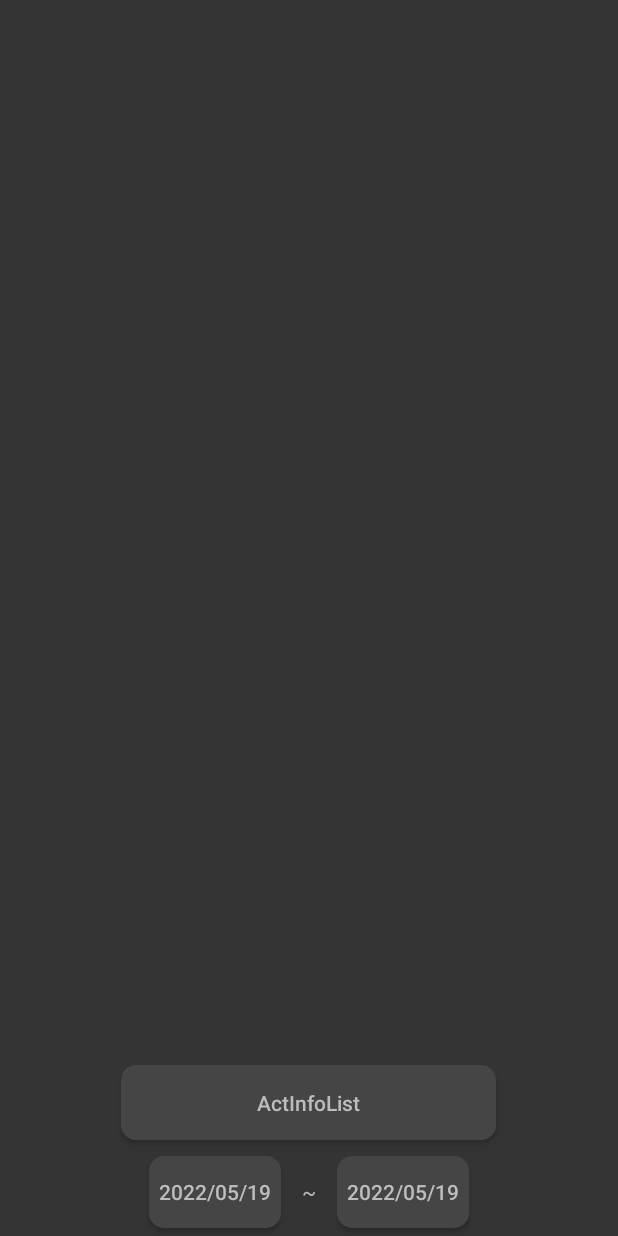
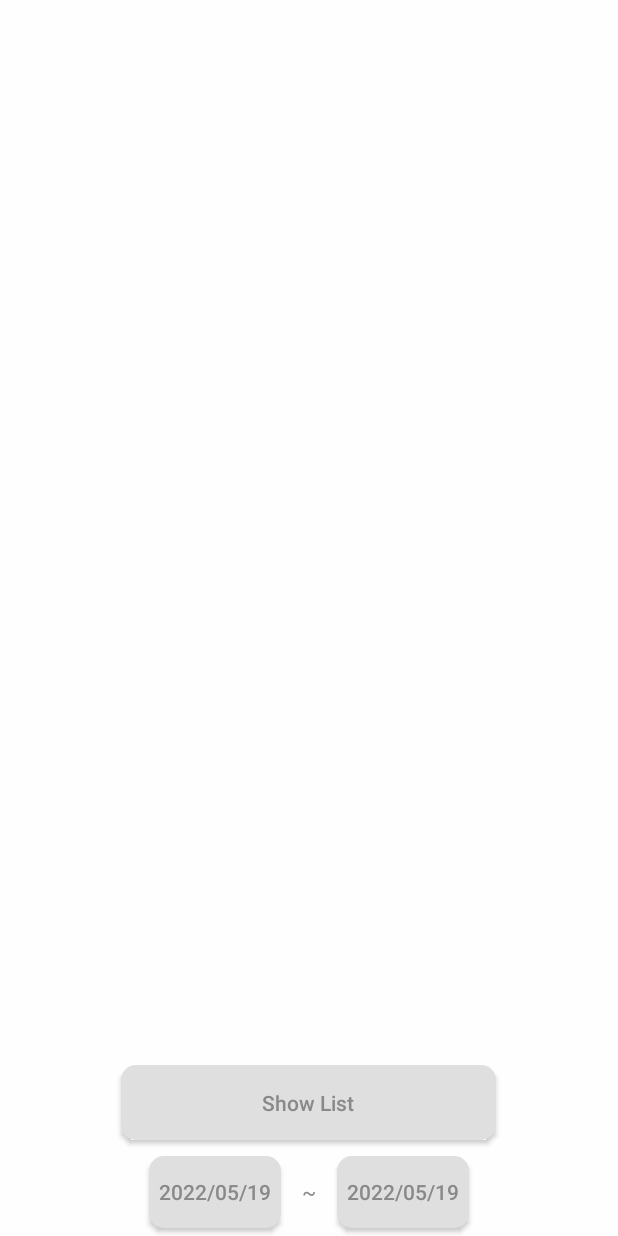
Before and after one commit to CodingHarang/RoutinePartner, an Android app: the screen it shows after launch (ActInfoListActivity), after a tap on "List", on a phone screen of 412 x 824 dp. Run offline under Robolectric (Android 15) with nearby library versions, the phone set to English and light mode, and no system bars; our stand-ins replace Room's generated code; libraries missing offline, so code that uses them is left out: com.github.mikephil.charting; 32 statements that could not run were skipped.

Commit message:
[YJS] Add Design Functions
- 설정(SavedSettings.java)의 데이터(Category, Color 등)를 UI에 적용되도록 하는 기능 추가

```diff
--- a/app/src/main/java/com/astudio/routinepartner/ActInfoListActivity.java
+++ b/app/src/main/java/com/astudio/routinepartner/ActInfoListActivity.java
@@ -101,6 +101,9 @@ public class ActInfoListActivity extends AppCompatActivity {
                 for(int i = 0; i < ActInfoList.size(); i++) {
                     MAdapter.addItem(ActInfoItemList.get(i));
                 }
+//                for(int i = 0; i < ActInfoList.size(); i++) {
+//                    MRecyclerView.getLayoutManager().findViewByPosition(i).setBackgroundResource(R.drawable.round_square1);
+//                }
                 MAdapter.notifyDataSetChanged();
             }
         });
--- a/app/src/main/java/com/astudio/routinepartner/MainActivity.java
+++ b/app/src/main/java/com/astudio/routinepartner/MainActivity.java
@@ -1,11 +1,13 @@
 package com.astudio.routinepartner;
 
 import android.animation.Animator;
+import android.annotation.SuppressLint;
 import android.app.AlertDialog;
 import android.content.Context;
 import android.content.DialogInterface;
 import android.content.Intent;
 import android.graphics.Color;
+import android.graphics.drawable.GradientDrawable;
 import android.os.Bundle;
 import android.view.Menu;
 import android.view.MenuInflater;
@@ -20,6 +22,7 @@ import android.widget.TextView;
 import android.widget.Toast;
 
 import androidx.appcompat.app.AppCompatActivity;
+import androidx.core.content.ContextCompat;
 
 import com.airbnb.lottie.LottieAnimationView;
 import com.github.mikephil.charting.charts.RadarChart;
@@ -46,9 +49,10 @@ public class MainActivity extends AppCompatActivity {
 
     AlertDialog Dialog;
     NumberPicker[] NumPickers = new NumberPicker[10];
-    Button BtnEat, BtnStudy, BtnSleep, BtnEtc, BtnOK, BtnCancel, BtnShowList, BtnAddTestData, BtnDeleteAll, BtnShowPieChart;
+    Button Btn1, Btn2, Btn3, Btn4, Btn5, BtnOK, BtnCancel, BtnShowList, BtnAddTestData, BtnDeleteAll, BtnShowPieChart;
     EditText EdtCategory;
     TextView TxtTime;
+    int CategoryNum;
 
     PieChartView PieChart;
     ArrayList<Integer> TimeList = new ArrayList<Integer>();
@@ -69,19 +73,36 @@ public class MainActivity extends AppCompatActivity {
     RadarChart PetStateChart;
 
 
+    @SuppressLint("ResourceType")
     @Override
     protected void onCreate(Bundle savedInstanceState) {
         super.onCreate(savedInstanceState);
         setContentView(R.layout.activity_main);
         //<--------------------------------------------------------------------YJS
         //<--------------------------------------------------------------------YJS
+        GradientDrawable RS1 = (GradientDrawable) ContextCompat.getDrawable(this, R.drawable.round_square1);
+        GradientDrawable RS2 = (GradientDrawable) ContextCompat.getDrawable(this, R.drawable.round_square2);
+        GradientDrawable RS3 = (GradientDrawable) ContextCompat.getDrawable(this, R.drawable.round_square3);
+        GradientDrawable RS4 = (GradientDrawable) ContextCompat.getDrawable(this, R.drawable.round_square4);
+        GradientDrawable RS5 = (GradientDrawable) ContextCompat.getDrawable(this, R.drawable.round_square5);
+        RS1.setColor(SavedSettings.ColorList.get(0));
+        RS2.setColor(SavedSettings.ColorList.get(1));
+        RS3.setColor(SavedSettings.ColorList.get(2));
+        RS4.setColor(SavedSettings.ColorList.get(3));
+        RS5.setColor(SavedSettings.ColorList.get(4));
         AlertDialog.Builder builder = new AlertDialog.Builder(this);
 
-//        TxtTime = findViewById(R.id.txtTime);
-        BtnEat = findViewById(R.id.btnEat);
-        BtnStudy = findViewById(R.id.btnStudy);
-        BtnSleep = findViewById(R.id.btnSleep);
-        BtnEtc = findViewById(R.id.btnEtc);
+        CategoryNum = SavedSettings.CategoryList.size();
+        Btn1 = findViewById(R.id.btn1);
+        Btn2 = findViewById(R.id.btn2);
+        Btn3 = findViewById(R.id.btn3);
+        Btn4 = findViewById(R.id.btn4);
+        Btn5 = findViewById(R.id.btn5);
+        Btn1.setVisibility(View.GONE);
+        Btn2.setVisibility(View.GONE);
+        Btn3.setVisibility(View.GONE);
+        Btn4.setVisibility(View.GONE);
+        Btn5.setVisibility(View.GONE);
         BtnShowList = findViewById(R.id.btnShowList);
         BtnAddTestData = findViewById(R.id.btnAddTestData);
         BtnDeleteAll = findViewById(R.id.btnDeleteAll);
@@ -96,34 +117,74 @@ public class MainActivity extends AppCompatActivity {
         builder.setView(dialogView);
         Dialog = builder.create();
 
-        BtnEat.setOnClickListener(new View.OnClickListener() {
+
+        for(int i = 0; i < CategoryNum; i++){
+            if(i == 0) {
+                Btn1.setVisibility(View.VISIBLE);
+                Btn1.setText(SavedSettings.CategoryList.get(0));
+                Btn1.setBackgroundResource(R.drawable.round_square1);
+                Btn1.setOnClickListener(new View.OnClickListener() {
                     @Override
                     public void onClick(View v) {
                         openDialog();
-                EdtCategory.setText("Eat");
+                        EdtCategory.setText(SavedSettings.CategoryList.get(0));
                     }
                 });
-        BtnStudy.setOnClickListener(new View.OnClickListener() {
+            }
+            if(i == 1) {
+                Btn2.setVisibility(View.VISIBLE);
+                Btn2.setText(SavedSettings.CategoryList.get(1));
+                Btn2.setBackgroundResource(R.drawable.round_square2);
+                Btn2.setOnClickListener(new View.OnClickListener() {
                     @Override
                     public void onClick(View v) {
                         openDialog();
-                EdtCategory.setText("Study");
+                        EdtCategory.setText(SavedSettings.CategoryList.get(1));
                     }
                 });
-        BtnSleep.setOnClickListener(new View.OnClickListener() {
+            }
+            if(i == 2) {
+                Btn3.setVisibility(View.VISIBLE);
+                Btn3.setText(SavedSettings.CategoryList.get(2));
+                Btn3.setBackgroundResource(R.drawable.round_square3);
+                Btn3.setOnClickListener(new View.OnClickListener() {
                     @Override
                     public void onClick(View v) {
                         openDialog();
-                EdtCategory.setText("Sleep");
+                        EdtCategory.setText(SavedSettings.CategoryList.get(2));
                     }
                 });
-        BtnEtc.setOnClickListener(new View.OnClickListener() {
+            }
+            if(i == 3) {
+                Btn4.setVisibility(View.VISIBLE);
+                Btn4.setText(SavedSettings.CategoryList.get(3));
+                Btn4.setBackgroundResource(R.drawable.round_square4);
+                Btn4.setOnClickListener(new View.OnClickListener() {
                     @Override
                     public void onClick(View v) {
                         openDialog();
-                EdtCategory.setText("Edit Here");
+                        EdtCategory.setText(SavedSettings.CategoryList.get(3));
                     }
                 });
+            }
+            if(i == 4) {
+                Btn5.setVisibility(View.VISIBLE);
+                Btn5.setText(SavedSettings.CategoryList.get(4));
+                Btn5.setBackgroundResource(R.drawable.round_square5);
+                Btn5.setOnClickListener(new View.OnClickListener() {
+                    @Override
+                    public void onClick(View v) {
+                        openDialog();
+                        EdtCategory.setText(SavedSettings.CategoryList.get(4));
+                    }
+                });
+            }
+        }
+
+
+
+
+
 
         BtnOK.setOnClickListener(new View.OnClickListener() {
             @Override
@@ -353,24 +414,24 @@ public class MainActivity extends AppCompatActivity {
 
     public void makeTestData() {
         for(int i = 1; i < 31; i++) {
-            addToDB("Sleep", 2022, 4, i, 0, 0, 7, 0);
-            addToDB("Etc", 2022, 4, i, 8, 0, 9, 0);
-            addToDB("Study", 2022, 4, i, 9, 0, 13, 0);
-            addToDB("Eat", 2022, 4, i, 13, 0, 17, 0);
-            addToDB("Etc", 2022, 4, i, 17 , 0, 18, 0);
-            addToDB("Study", 2022, 4, i, 18, 0, 21, 0);
-            addToDB("Eat", 2022, 4, i, 21, 0, 22, 0);
-            addToDB("Sleep", 2022, 4, i, 22, 0, 24, 0);
+            addToDB("취침", 2022, 4, i, 0, 0, 6, 0);
+            addToDB("식사", 2022, 4, i, 8, 0, 9, 0);
+            addToDB("공부", 2022, 4, i, 10, 0, 12, 0);
+            addToDB("식사", 2022, 4, i, 13, 0, 14, 0);
+            addToDB("운동", 2022, 4, i, 16 , 0, 18, 0);
+            addToDB("식사", 2022, 4, i, 18, 0, 19, 0);
+            addToDB("게임", 2022, 4, i, 20, 0, 22, 0);
+            addToDB("취침", 2022, 4, i, 22, 0, 24, 0);
         }
         for(int i = 1; i < 32; i++) {
-            addToDB("Sleep", 2022, 5, i, 0, 0, 7, 0);
-            addToDB("Etc", 2022, 5, i, 8, 0, 9, 0);
-            addToDB("Study", 2022, 5, i, 9, 0, 13, 0);
-            addToDB("Eat", 2022, 5, i, 13, 0, 17, 0);
-            addToDB("Etc", 2022, 5, i, 17 , 0, 18, 0);
-            addToDB("Study", 2022, 5, i, 18, 0, 21, 0);
-            addToDB("Eat", 2022, 5, i, 21, 0, 22, 0);
-            addToDB("Sleep", 2022, 5, i, 22, 0, 24, 0);
+            addToDB("취침", 2022, 5, i, 0, 0, 6, 0);
+            addToDB("식사", 2022, 5, i, 8, 0, 9, 0);
+            addToDB("공부", 2022, 5, i, 10, 0, 12, 0);
+            addToDB("식사", 2022, 5, i, 13, 0, 14, 0);
+            addToDB("운동", 2022, 5, i, 16 , 0, 18, 0);
+            addToDB("식사", 2022, 5, i, 18, 0, 19, 0);
+            addToDB("게임", 2022, 5, i, 20, 0, 22, 0);
+            addToDB("취침", 2022, 5, i, 22, 0, 24, 0);
         }
     }
 
--- a/app/src/main/java/com/astudio/routinepartner/SavedSettings.java
+++ b/app/src/main/java/com/astudio/routinepartner/SavedSettings.java
@@ -4,21 +4,16 @@ import java.util.ArrayList;
 import java.util.Arrays;
 
 public class SavedSettings {
-    public static ArrayList<String> CategoryList = new ArrayList<>(Arrays.asList("식사", "수면", "공부"));
-    public static ArrayList<Integer> ColorList = new ArrayList<>(Arrays.asList(0XFF85C8F5, 0xFF077ECE, 0XFFFFFF00));
+    public static ArrayList<String> CategoryList = new ArrayList<>(Arrays.asList("취침", "식사", "공부", "게임", "운동"));
+    public static ArrayList<Integer> ColorList = new ArrayList<>(Arrays.asList(0XFFCCCCFF, 0xFFCCFFCC, 0XFFFFCC99, 0XFFFFCCFF, 0XFFCCFFFF));
 
     // 1은 횟수, 2는 시간
-    public static ArrayList<Integer> GoalType = new ArrayList<>(Arrays.asList(1, 1, 2));
+    public static ArrayList<Integer> GoalType = new ArrayList<>(Arrays.asList(1, 1, 2, 1, 2));
 
-    public static ArrayList<Integer> GoalList = new ArrayList<>(Arrays.asList(3, 7, 4));
+    public static ArrayList<Integer> GoalList = new ArrayList<>(Arrays.asList(3, 7, 4, 3, 2));
 
     // 1은 지능, 2는 재미
-    public static ArrayList<Integer> AffectingStat = new ArrayList<>(Arrays.asList(4, 2, 4));
-
-
-
-
-
+    public static ArrayList<Integer> AffectingStat = new ArrayList<>(Arrays.asList(4, 2, 4, 1, 2));
 
     public static ArrayList<String> StatList = new ArrayList<>(Arrays.asList("지능", "재미", "체력", "포만감", "잔고", "자아실현"));
 }
--- a/app/src/main/java/com/astudio/routinepartner/SetCategoryActivity.java
+++ b/app/src/main/java/com/astudio/routinepartner/SetCategoryActivity.java
@@ -145,9 +145,6 @@ public class SetCategoryActivity extends AppCompatActivity {
                 }
             }
         });
-
-
-
         //완료
 
         CheckButton.setOnClickListener(new View.OnClickListener() {
@@ -158,7 +155,7 @@ public class SetCategoryActivity extends AppCompatActivity {
                 }else{
                     NameSet = SetCategoryName.getText().toString();
                     GoalSet = Integer.parseInt(GoalData.getText().toString());
-                    SetCategoryAdapter.addItem(new CategoryInfo(NameSet, ColorSet, StatSet, GoalTypeSet, GoalSet));
+                    //SetCategoryAdapter.addItem(new CategoryInfo(NameSet, ColorSet, StatSet, GoalTypeSet, GoalSet));
                     for(int i = 0; i < SetCategoryAdapter.CategoryItem.size(); i++){
                         Log.v("어레이", ""+SetCategoryAdapter.CategoryItem.get(i).getName());
                     }
--- a/app/src/main/java/com/astudio/routinepartner/WidgetProvider.java
+++ b/app/src/main/java/com/astudio/routinepartner/WidgetProvider.java
@@ -52,7 +52,7 @@ public class WidgetProvider extends AppWidgetProvider {
                     views.setInt(CategoryBtnId.get(j), "setVisibility", View.VISIBLE);
                     views.setTextViewText(CategoryBtnId.get(j), SavedSettings.CategoryList.get(j));
                     views.setInt(CategoryBtnId.get(j), "setBackgroundColor", SavedSettings.ColorList.get(j));
-                    views.setTextViewTextSize(CategoryBtnId.get(j), 0, 100f);
+                    views.setTextViewTextSize(CategoryBtnId.get(j), 0, 75f);
                     if(j == 0) views.setOnClickPendingIntent(CategoryBtnId.get(j), pendingIntent1);
                     else if(j == 1) views.setOnClickPendingIntent(CategoryBtnId.get(j), pendingIntent2);
                     else if(j == 2) views.setOnClickPendingIntent(CategoryBtnId.get(j), pendingIntent3);
--- /dev/null
+++ b/app/src/main/res/drawable-v24/button_square.xml
@@ -0,0 +1,13 @@
+<?xml version="1.0" encoding="utf-8"?>
+<shape xmlns:android="http://schemas.android.com/apk/res/android"
+    android:shape="rectangle"
+    android:padding="10dp">
+    <solid android:color="#DFDFDF"></solid>
+    <corners
+        android:bottomLeftRadius="10dp"
+        android:bottomRightRadius="10dp"
+        android:topLeftRadius="10dp"
+        android:topRightRadius="10dp"></corners>
+    <stroke android:width="0dp"
+        android:color="#BDBDBD"></stroke>
+</shape>
--- a/app/src/main/res/drawable/ic_baseline_delete_outline_24.xml
+++ b/app/src/main/res/drawable/ic_baseline_delete_outline_24.xml
@@ -3,7 +3,7 @@
     android:height="24dp"
     android:viewportWidth="24"
     android:viewportHeight="24"
-    android:tint="#BDBDBD">
+    android:tint="#000000">
   <path
       android:fillColor="#BDBDBD"
       android:pathData="M6,19c0,1.1 0.9,2 2,2h8c1.1,0 2,-0.9 2,-2L18,7L6,7v12zM8,9h8v10L8,19L8,9zM15.5,4l-1,-1h-5l-1,1L5,4v2h14L19,4z"/>
--- a/app/src/main/res/drawable/round_square.xml
+++ b/app/src/main/res/drawable/round_square1.xml
@@ -2,7 +2,6 @@
 <shape xmlns:android="http://schemas.android.com/apk/res/android"
     android:shape="rectangle"
     android:padding="10dp">
-    <solid android:color="#454545"></solid>
     <corners
         android:bottomLeftRadius="10dp"
         android:bottomRightRadius="10dp"
--- /dev/null
+++ b/app/src/main/res/drawable/round_square2.xml
@@ -0,0 +1,12 @@
+<?xml version="1.0" encoding="utf-8"?>
+<shape xmlns:android="http://schemas.android.com/apk/res/android"
+    android:shape="rectangle"
+    android:padding="10dp">
+    <corners
+        android:bottomLeftRadius="10dp"
+        android:bottomRightRadius="10dp"
+        android:topLeftRadius="10dp"
+        android:topRightRadius="10dp"></corners>
+    <stroke android:width="0dp"
+        android:color="#BDBDBD"></stroke>
+</shape>
--- /dev/null
+++ b/app/src/main/res/drawable/round_square3.xml
@@ -0,0 +1,12 @@
+<?xml version="1.0" encoding="utf-8"?>
+<shape xmlns:android="http://schemas.android.com/apk/res/android"
+    android:shape="rectangle"
+    android:padding="10dp">
+    <corners
+        android:bottomLeftRadius="10dp"
+        android:bottomRightRadius="10dp"
+        android:topLeftRadius="10dp"
+        android:topRightRadius="10dp"></corners>
+    <stroke android:width="0dp"
+        android:color="#BDBDBD"></stroke>
+</shape>
--- /dev/null
+++ b/app/src/main/res/drawable/round_square4.xml
@@ -0,0 +1,12 @@
+<?xml version="1.0" encoding="utf-8"?>
+<shape xmlns:android="http://schemas.android.com/apk/res/android"
+    android:shape="rectangle"
+    android:padding="10dp">
+    <corners
+        android:bottomLeftRadius="10dp"
+        android:bottomRightRadius="10dp"
+        android:topLeftRadius="10dp"
+        android:topRightRadius="10dp"></corners>
+    <stroke android:width="0dp"
+        android:color="#BDBDBD"></stroke>
+</shape>
--- /dev/null
+++ b/app/src/main/res/drawable/round_square5.xml
@@ -0,0 +1,12 @@
+<?xml version="1.0" encoding="utf-8"?>
+<shape xmlns:android="http://schemas.android.com/apk/res/android"
+    android:shape="rectangle"
+    android:padding="10dp">
+    <corners
+        android:bottomLeftRadius="10dp"
+        android:bottomRightRadius="10dp"
+        android:topLeftRadius="10dp"
+        android:topRightRadius="10dp"></corners>
+    <stroke android:width="0dp"
+        android:color="#BDBDBD"></stroke>
+</shape>
--- a/app/src/main/res/layout/acivity_act_info_list.xml
+++ b/app/src/main/res/layout/acivity_act_info_list.xml
@@ -7,7 +7,7 @@
     android:layout_width="match_parent"
     android:layout_height="match_parent"
     android:gravity="center"
-    android:background="#343434">
+    android:background="#FEFEFE">
 
     <androidx.recyclerview.widget.RecyclerView
         android:id="@+id/actInfoRecyclerView"
@@ -23,10 +23,10 @@
         android:layout_width="250dp"
         android:layout_height="50dp"
         android:layout_margin="5dp"
-        android:text="ActInfoList"
-        android:background="@drawable/round_square"
+        android:text="Show List"
+        android:background="@drawable/button_square"
         android:textAllCaps="false"
-        android:textColor="#BDBDBD" />
+        android:textColor="#898989" />
 
     <LinearLayout
         android:layout_width="wrap_content"
@@ -37,24 +37,24 @@
             android:layout_width="wrap_content"
             android:layout_height="wrap_content"
             android:layout_margin="5dp"
-            android:background="@drawable/round_square"
+            android:background="@drawable/button_square"
             android:textAllCaps="false"
-            android:textColor="#BDBDBD" />
+            android:textColor="#898989" />
 
         <TextView
             android:layout_width="wrap_content"
             android:layout_height="wrap_content"
             android:layout_margin="5dp"
             android:text=" ~ "
-            android:textColor="#BDBDBD"/>
+            android:textColor="#898989"/>
 
         <Button
             android:id="@+id/btnEdate"
             android:layout_width="wrap_content"
             android:layout_height="wrap_content"
             android:layout_margin="5dp"
-            android:background="@drawable/round_square"
+            android:background="@drawable/button_square"
             android:textAllCaps="false"
-            android:textColor="#BDBDBD" />
+            android:textColor="#898989" />
     </LinearLayout>
 </LinearLayout>
--- a/app/src/main/res/layout/act_info_item.xml
+++ b/app/src/main/res/layout/act_info_item.xml
@@ -13,22 +13,20 @@
             android:layout_margin="5dp"
             android:layout_weight="8"
             android:textAlignment="textStart"
-            android:background="@drawable/round_square"
             android:paddingTop="5dp"
             android:paddingBottom="5dp"
             android:paddingLeft="10dp"
             android:textAllCaps="false"
-            android:textColor="#BDBDBD" />
+            android:textColor="#000000" />
         <ImageButton
             android:layout_width="0dp"
             android:layout_height="match_parent"
             android:id="@+id/btnDeleteItem"
             android:layout_margin="5dp"
             android:layout_weight="2"
-            android:background="@drawable/round_square"
             android:src="@drawable/ic_baseline_delete_outline_24"
             android:textAllCaps="false"
-            android:textColor="#BDBDBD" />
+            android:textColor="#000000" />
     </LinearLayout>
 
 
--- a/app/src/main/res/layout/activity_bar_chart.xml
+++ b/app/src/main/res/layout/activity_bar_chart.xml
@@ -84,7 +84,7 @@
         app:layout_constraintHorizontal_bias="0.965"
         app:layout_constraintStart_toStartOf="parent"
         app:layout_constraintTop_toBottomOf="@+id/linearLayout"
-        android:background="@drawable/round_square"
+        android:background="@drawable/button_square"
         android:textColor="#BDBDBD" />
 
 
--- a/app/src/main/res/values-night/themes.xml
+++ b/app/src/main/res/values-night/themes.xml
@@ -4,16 +4,17 @@
         <!-- Primary brand color. -->
         <item name="colorPrimary">#343434</item>
         <item name="colorPrimaryVariant">#343434</item>
-        <item name="colorOnPrimary">@color/black</item>
+        <item name="colorOnPrimary">#343434</item>
         <item name="colorPrimaryDark">#343434</item>
+        <item name="android:statusBarColor">#FEFEFE</item>
         <!-- Secondary brand color. -->
         <item name="colorSecondary">@color/teal_200</item>
-        <item name="colorSecondaryVariant">@color/teal_200</item>
+        <item name="colorSecondaryVariant">@color/teal_700</item>
         <item name="colorOnSecondary">@color/black</item>
         <!-- Status bar color. -->
-        <item name="android:statusBarColor" tools:targetApi="l">?attr/colorPrimaryVariant</item>
         <!-- Customize your theme here. -->
         <item name="windowNoTitle">true</item>
+        <item name="android:windowLightStatusBar">true</item>
     </style>
 
     <style name="numberPickerCustom" parent="Theme.AppCompat.DayNight.DarkActionBar">
--- a/app/src/main/res/values/themes.xml
+++ b/app/src/main/res/values/themes.xml
@@ -4,17 +4,17 @@
         <!-- Primary brand color. -->
         <item name="colorPrimary">#343434</item>
         <item name="colorPrimaryVariant">#343434</item>
-        <item name="colorOnPrimary">@color/white</item>
+        <item name="colorOnPrimary">#343434</item>
         <item name="colorPrimaryDark">#343434</item>
+        <item name="android:statusBarColor">#FEFEFE</item>
         <!-- Secondary brand color. -->
         <item name="colorSecondary">@color/teal_200</item>
         <item name="colorSecondaryVariant">@color/teal_700</item>
         <item name="colorOnSecondary">@color/black</item>
         <!-- Status bar color. -->
-        <item name="android:statusBarColor" tools:targetApi="l">?attr/colorPrimaryVariant</item>
         <!-- Customize your theme here. -->
         <item name="windowNoTitle">true</item>
-
+        <item name="android:windowLightStatusBar">true</item>
     </style>
 
     <style name="numberPickerCustom" parent="Theme.AppCompat.DayNight.DarkActionBar">
```
Also changed, not shown: app/src/main/java/com/astudio/routinepartner/ActInfoRecyclerViewAdapter.java (+22 -3 lines), app/src/main/res/layout/activity_main.xml (+34 -27 lines), app/src/main/res/layout/dialog_add.xml (+5 -5 lines). Lines whose indentation alone changed are shown as unchanged.
